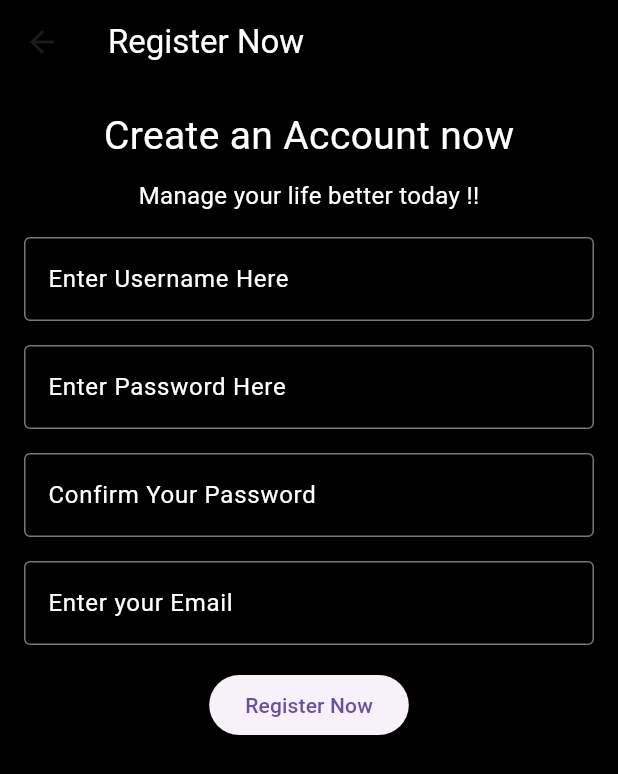
After one commit to Suckll/Budget-Planner-Software, a Flutter app: the RegisterPage screen opened directly, on a phone screen of 412 x 824 dp. The commit adds this screen. Shown: the top 774 px of the screen. Run offline on Flutter 3.47's test engine with Material 3 defaults, Android fonts, the phone set to English and light mode, and no system bars; our stand-ins replace flutter_local_notifications, sqflite, timezone; accounts and stored records are empty.

Commit message:
Added Registration Page

```diff
--- a/lib/src/pages/login_page.dart
+++ b/lib/src/pages/login_page.dart
@@ -94,6 +94,21 @@ class _LoginPageState extends State<LoginPage> {
                   child: const Text("Login", style: TextStyle(fontSize: 18)),
                 ),
               ),
+              SizedBox(height: 16),
+              SizedBox(
+                height: 40,
+                width: 225,
+                child: ElevatedButton(
+                  onPressed: () {
+                    Navigator.pushNamed(context, "/register");
+                  },
+                  style: ElevatedButton.styleFrom(),
+                  child: const Text(
+                    "Not Registered ? Sign up now!",
+                    textAlign: TextAlign.center,
+                  ),
+                ),
+              ),
             ],
           ),
         ),
--- /dev/null
+++ b/lib/src/pages/registerpage.dart
@@ -0,0 +1,97 @@
+import 'package:flutter/material.dart';
+
+class RegisterPage extends StatefulWidget {
+  const RegisterPage({super.key});
+
+  @override
+  State<RegisterPage> createState() => _RegisterPageState();
+}
+
+class _RegisterPageState extends State<RegisterPage> {
+  final _username = TextEditingController();
+  final _password = TextEditingController();
+  final _confirmPassword = TextEditingController();
+  final _userEmail = TextEditingController();
+
+  @override
+  Widget build(BuildContext context) {
+    return Scaffold(
+      backgroundColor: Colors.black,
+      appBar: AppBar(
+        backgroundColor: Colors.black,
+        title: const Text(
+          "Register Now",
+          style: TextStyle(color: Colors.white),
+        ),
+      ),
+      body: Padding(
+        padding: const EdgeInsets.all(16),
+        child: Column(
+          children: [
+            Text(
+              "Create an Account now",
+              style: TextStyle(color: Colors.white, fontSize: 26),
+            ),
+            SizedBox(height: 10),
+            Text(
+              "Manage your life better today !!",
+              style: TextStyle(color: Colors.white, fontSize: 16),
+            ),
+            SizedBox(height: 16),
+            TextField(
+              controller: _username,
+              style: TextStyle(color: Colors.white),
+              decoration: const InputDecoration(
+                labelText: "Enter Username Here ",
+                labelStyle: TextStyle(color: Colors.white),
+
+                border: OutlineInputBorder(),
+              ),
+            ),
+            SizedBox(height: 16),
+            TextField(
+              controller: _password,
+              style: TextStyle(color: Colors.white),
+              obscureText: true,
+              decoration: const InputDecoration(
+                labelText: "Enter Password Here ",
+                labelStyle: TextStyle(color: Colors.white),
+
+                border: OutlineInputBorder(),
+              ),
+            ),
+            SizedBox(height: 16),
+            TextField(
+              controller: _confirmPassword,
+              style: TextStyle(color: Colors.white),
+              obscureText: true,
+              decoration: const InputDecoration(
+                labelText: "Confirm Your Password",
+                labelStyle: TextStyle(color: Colors.white),
+
+                border: OutlineInputBorder(),
+              ),
+            ),
+            SizedBox(height: 16),
+            TextField(
+              controller: _userEmail,
+              style: TextStyle(color: Colors.white),
+              decoration: const InputDecoration(
+                labelText: "Enter your Email",
+                labelStyle: TextStyle(color: Colors.white),
+                border: OutlineInputBorder(),
+              ),
+            ),
+            SizedBox(height: 16),
+            ElevatedButton(
+              onPressed: () {
+                //Add action here !
+              },
+              child: const Text("Register Now"),
+            ),
+          ],
+        ),
+      ),
+    );
+  }
+}
```
